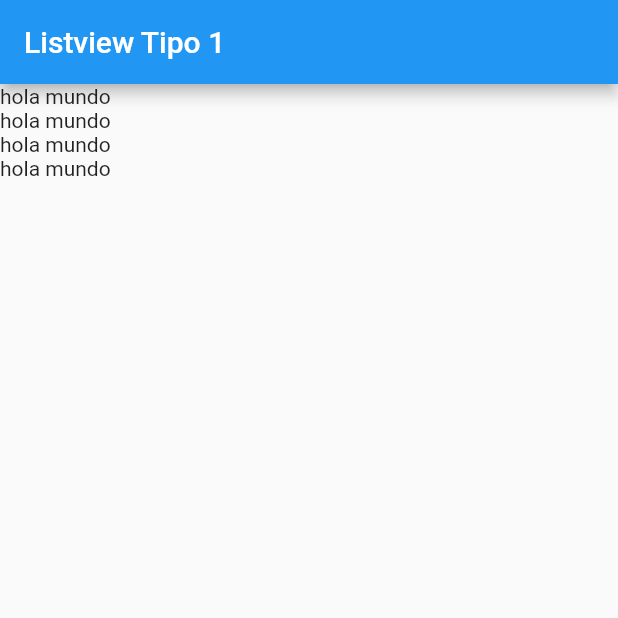
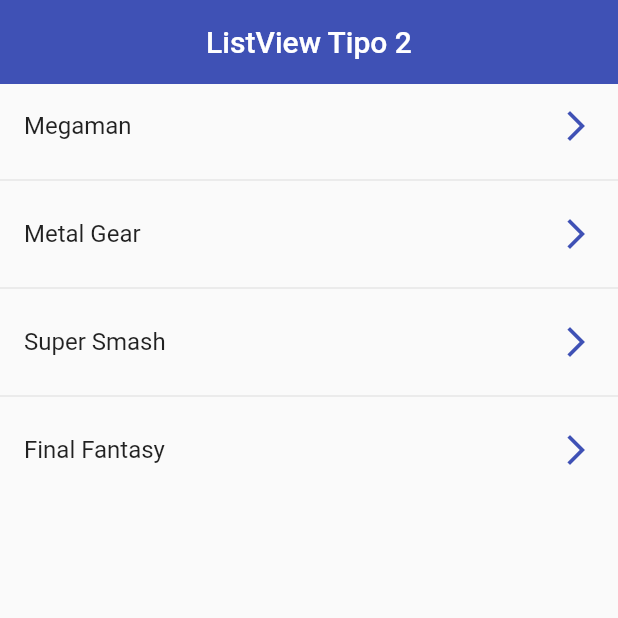
Before and after one commit to fosware/componentsFlutter, a Flutter app: the screen it shows after launch, on a phone screen of 412 x 824 dp, the top half of it. Run offline on Flutter 3.47's test engine with Material 2 defaults, Android fonts, the phone set to English and light mode, and no system bars.

Commit message:
list component

```diff
--- a/lib/main.dart
+++ b/lib/main.dart
@@ -1,6 +1,6 @@
 import 'package:flutter/material.dart';
 
-import 'package:fl_components/screens/listview1_screen.dart';
+import 'package:fl_components/screens/listview2_screen.dart';
 
 void main() => runApp(const MyApp());
 
@@ -12,7 +12,7 @@ class MyApp extends StatelessWidget {
     return const MaterialApp(
       debugShowCheckedModeBanner: false,
       title: 'Material App',
-      home: ListView1Screen(),
+      home: ListView2Screen(),
     );
   }
 }
--- a/lib/screens/listview1_screen.dart
+++ b/lib/screens/listview1_screen.dart
@@ -12,11 +12,13 @@ class ListView1Screen extends StatelessWidget {
       ),
       body: ListView(
         children: [
-          ...options.map((e) => Text('hola mundo')).toList()
-
-          // ListTile(
-          //   title: Text('Hola Mundo'),
-          // ),
+          //...options.map((e) => Text('hola mundo')).toList()
+          ...options.map(
+            (game) => ListTile(
+              title: Text(game),
+              trailing: const Icon(Icons.arrow_forward_ios_outlined),
+            ),
+          )
         ],
       ),
     );
--- /dev/null
+++ b/lib/screens/listview2_screen.dart
@@ -0,0 +1,29 @@
+import 'package:flutter/material.dart';
+
+class ListView2Screen extends StatelessWidget {
+  const ListView2Screen({Key? key}) : super(key: key);
+
+  @override
+  Widget build(BuildContext context) {
+    final options = ['Megaman', 'Metal Gear', 'Super Smash', 'Final Fantasy'];
+    return Scaffold(
+      appBar: AppBar(
+        title: const Text('ListView Tipo 2'),
+        elevation: 0,
+        backgroundColor: Colors.indigo,
+        centerTitle: true,
+      ),
+      body: ListView.separated(
+          itemBuilder: (context, index) => ListTile(
+                title: Text(options[index]),
+                trailing: const Icon(
+                  Icons.arrow_forward_ios_outlined,
+                  color: Colors.indigo,
+                ),
+                onTap: () {},
+              ),
+          separatorBuilder: (_, __) => const Divider(),
+          itemCount: options.length),
+    );
+  }
+}
```
